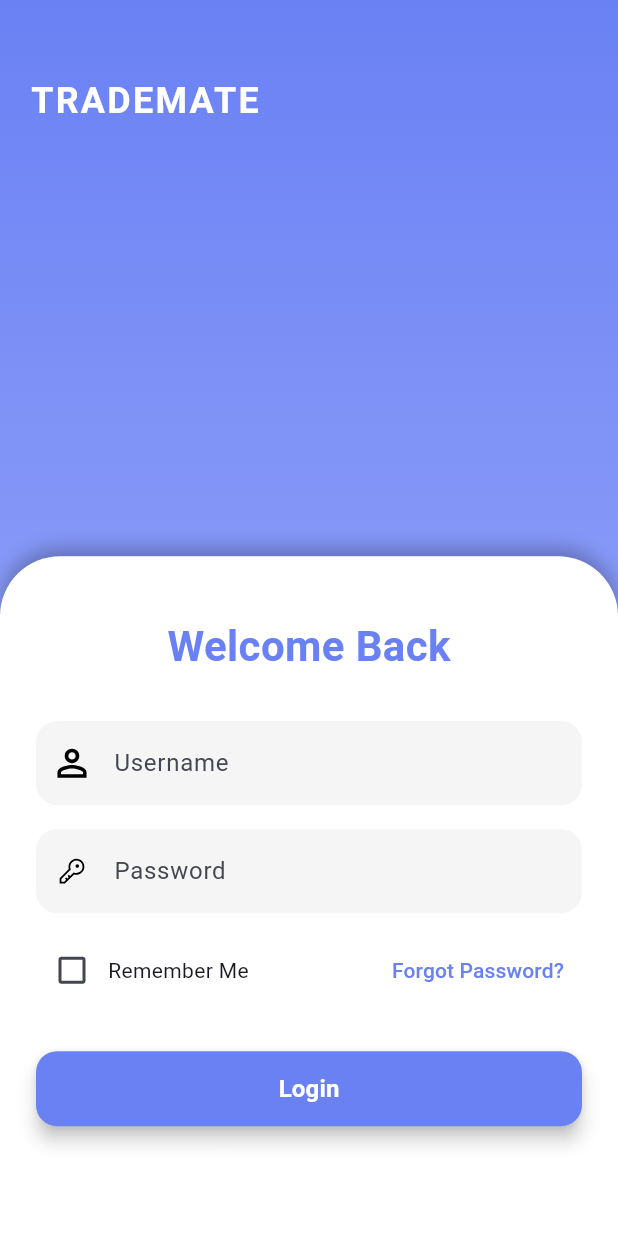
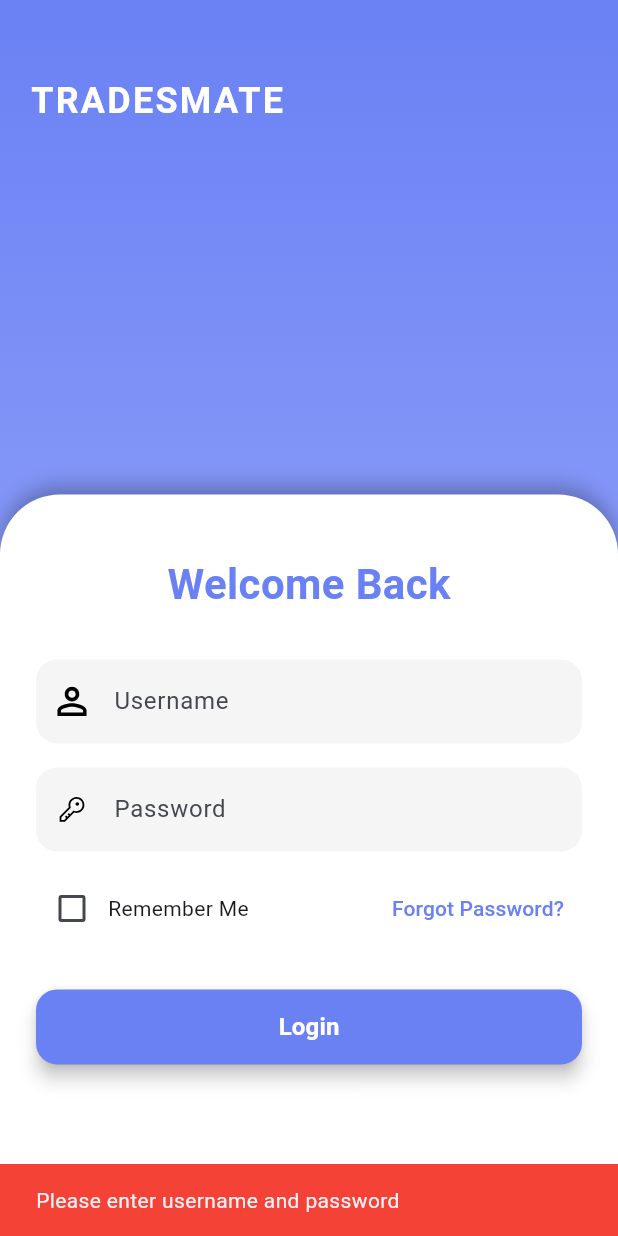
Before and after one commit to anurag2137/Trademate, a Flutter app: the screen it shows after launch, after a tap on "Login", on a phone screen of 412 x 824 dp. Run offline on Flutter 3.47's test engine with Material 3 defaults, Android fonts, the phone set to English and light mode, and no system bars; our stand-ins replace flutter_svg; missing offline and left inert: login_page; Roboto replaces fonts that are missing (Poppins).

Commit message:
login page

```diff
--- a/lib/auth/Login.dart
+++ b/lib/auth/Login.dart
@@ -1,5 +1,7 @@
 import 'package:flutter/material.dart';
 import 'package:flutter_svg/flutter_svg.dart';
+
+import '../component/homepage.dart';
 
 class LoginPage extends StatefulWidget {
   const LoginPage({super.key});
@@ -13,9 +15,29 @@ class _LoginPageState extends State<LoginPage> {
   final TextEditingController _usernameController = TextEditingController();
   final TextEditingController _passwordController = TextEditingController();
 
+  void _handleLogin() {
+    String username = _usernameController.text.trim();
+    String password = _passwordController.text.trim();
+
+    if (username.isNotEmpty && password.isNotEmpty) {
+      Navigator.pushReplacement(
+        context,
+        MaterialPageRoute(builder: (context) => const HomePage()),
+      );
+    } else {
+      ScaffoldMessenger.of(context).showSnackBar(
+        const SnackBar(
+          content: Text('Please enter username and password'),
+          backgroundColor: Colors.red,
+        ),
+      );
+    }
+  }
+
   @override
   Widget build(BuildContext context) {
     return Scaffold(
+      resizeToAvoidBottomInset: true, // Allows content to move when keyboard appears
       body: Stack(
         children: [
           // Background Gradient
@@ -34,7 +56,7 @@ class _LoginPageState extends State<LoginPage> {
             top: 50,
             left: 20,
             child: Text(
-              "TRADEMATE",
+              "TRADESMATE",
               style: TextStyle(
                 fontSize: 24,
                 fontWeight: FontWeight.bold,
@@ -46,8 +68,13 @@ class _LoginPageState extends State<LoginPage> {
           ),
 
           // Login Form inside a Bottom Sheet
-          DraggableScrollableSheet(
-            initialChildSize: 0.55,
+          LayoutBuilder(
+            builder: (context, constraints) {
+              return AnimatedContainer(
+                duration: const Duration(milliseconds: 300),
+                padding: EdgeInsets.only(bottom: MediaQuery.of(context).viewInsets.bottom),
+                child: DraggableScrollableSheet(
+                  initialChildSize: 0.6,
                   minChildSize: 0.55,
                   maxChildSize: 0.85,
                   builder: (context, scrollController) {
@@ -162,9 +189,7 @@ class _LoginPageState extends State<LoginPage> {
                               width: double.infinity,
                               height: 50,
                               child: ElevatedButton(
-                          onPressed: () {
-                            // Perform login action
-                          },
+                                onPressed: _handleLogin,
                                 style: ElevatedButton.styleFrom(
                                   backgroundColor: const Color(0xFF6A81F4),
                                   shape: RoundedRectangleBorder(
@@ -188,6 +213,9 @@ class _LoginPageState extends State<LoginPage> {
                     );
                   },
                 ),
+              );
+            },
+          ),
         ],
       ),
     );
```
Also changed, not shown: lib/components/HomePage.dart (+57 -0 lines), lib/components/dashboard.dart (added, +126 -0 lines), lib/components/profile.dart (added). Lines whose indentation alone changed are shown as unchanged.
